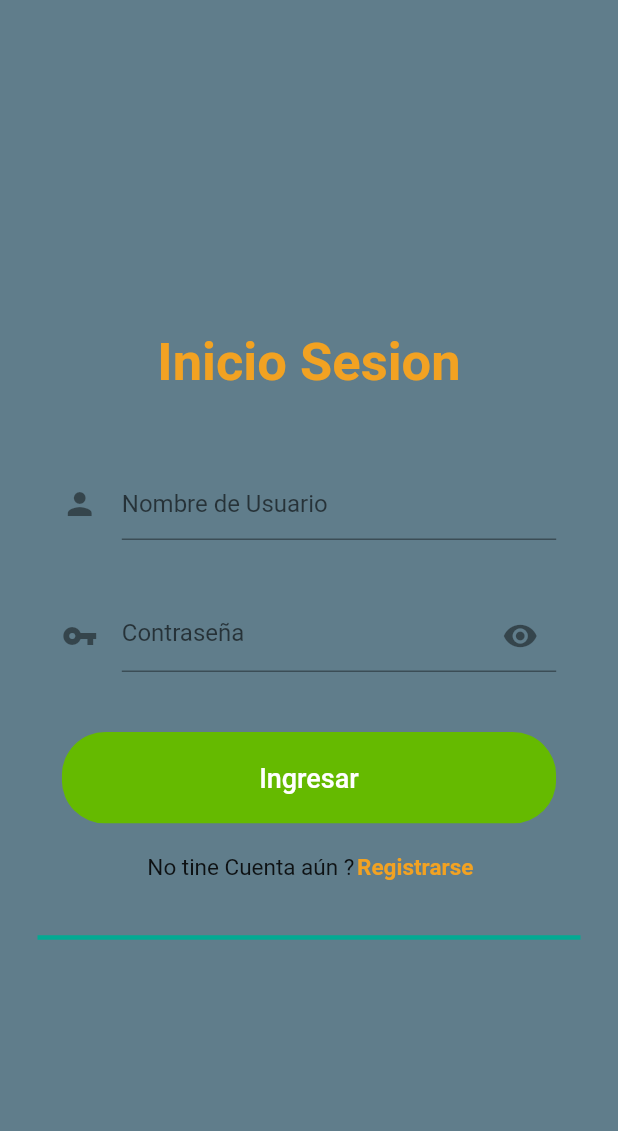
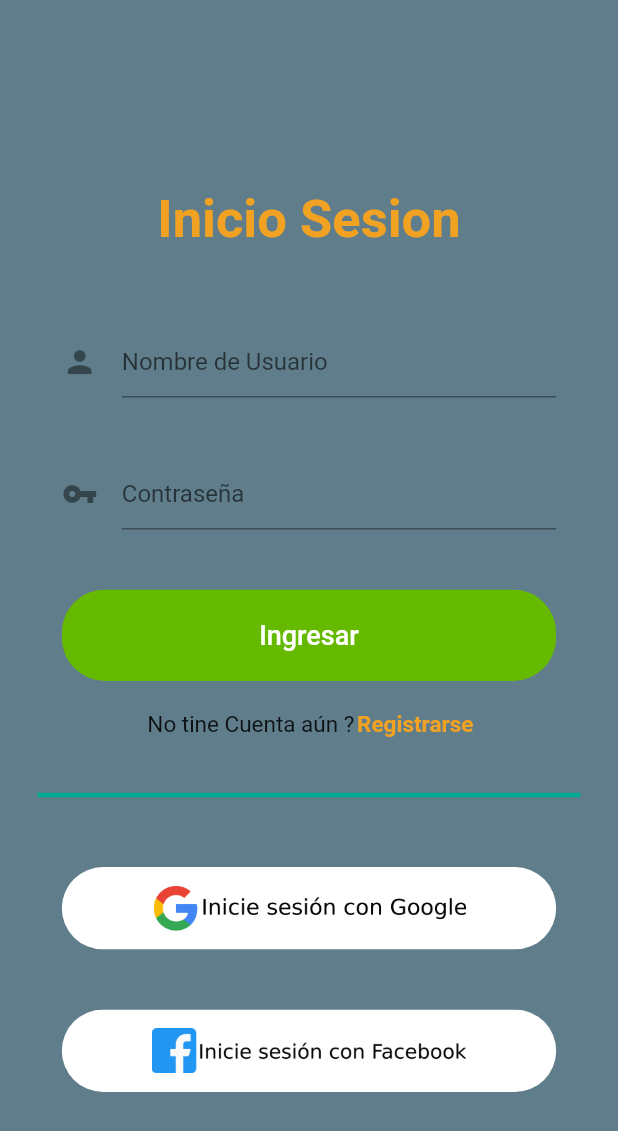
Before and after one commit to nicoSteffolani/Aplicacion-Movil-Reciclaje, a Flutter app: the screen it shows after launch, after a tap on "Login", on a phone screen of 412 x 824 dp. Shown: the top 1131 px of the screen. Run offline on Flutter 3.47's test engine with Material 2 defaults, Android fonts, the phone set to English and light mode, and no system bars; our stand-ins replace flutter_map, latlong.

Commit message:
parte visual del login terminada | correccion en el tipo de botones

```diff
--- a/lib/Constants.dart
+++ b/lib/Constants.dart
@@ -6,3 +6,4 @@ const kColorRojo = Color(0xFFFC006E);
 const kColorVerde = Color(0xFF02AA93);
 const kColorAma = Color(0xFFF2A222);
 const kColorFondo = Colors.blueGrey;
+const kBlanco = Colors.white;
--- a/lib/Objetos/Boton/BotonRedondeadoInicio.dart
+++ b/lib/Objetos/Boton/BotonRedondeadoInicio.dart
@@ -22,12 +22,19 @@ class BotonCircular extends StatelessWidget {
       width: size.width * 0.8,
       child: ClipRRect(
         borderRadius: BorderRadius.circular(29),
-        child: FlatButton(
+        child: TextButton(
+          style: TextButton.styleFrom(
+            backgroundColor: color,
             padding: EdgeInsets.symmetric(vertical: 20, horizontal: 60),
-            color: color,
-            textColor: textColor,
-            onPressed: press,
-            child: Text(text, style: TextStyle(fontSize: 18),)
+          ),
+          onPressed: press,
+          child: Text(
+            text,
+            style: TextStyle(
+              fontSize: 18,
+              color: textColor,
+            ),
+          ),
         ),
       ),
     );
--- a/lib/Objetos/Login/OpcionLoginGF.dart
+++ b/lib/Objetos/Login/OpcionLoginGF.dart
@@ -0,0 +1,67 @@
+import 'package:ecoinclution_proyect/Constants.dart';
+import 'package:flutter/material.dart';
+
+class LoginGF extends StatelessWidget {
+
+  const LoginGF({
+    Key key,
+  }) : super(key: key);
+
+  @override
+  Widget build(BuildContext context) {
+    Size size = MediaQuery.of(context).size;
+    return Column(
+      children: <Widget>[
+        Divider(
+          color: kColorVerde,
+          thickness: 3,
+          indent: 25,
+          endIndent: 25,
+        ),
+        Container(
+          margin: EdgeInsets.symmetric(vertical: 40),
+          width: size.width * 0.8,
+          child: ClipRRect(
+            borderRadius: BorderRadius.circular(29),
+            child: TextButton(
+              style: TextButton.styleFrom(
+                textStyle: TextStyle(
+                  color: kBlanco,
+                ),
+                backgroundColor: kBlanco,
+                padding: EdgeInsets.symmetric(vertical: 10, horizontal: 60),
+              ),
+              onPressed: () {},
+              child: Image(
+                image: AssetImage("assets/images/ISconGoogle.png"),
+                alignment: Alignment.center,
+                height: 35,
+              ),
+            ),
+          ),
+        ),
+        Container(
+          width: size.width * 0.8,
+          child: ClipRRect(
+            borderRadius: BorderRadius.circular(29),
+            child: TextButton(
+              style: TextButton.styleFrom(
+                textStyle: TextStyle(
+                  color: kBlanco,
+                ),
+                backgroundColor: kBlanco,
+                padding: EdgeInsets.symmetric(vertical: 10, horizontal: 60),
+              ),
+              onPressed: () {},
+              child: Image(
+                image: AssetImage("assets/images/ISconFacebook.png"),
+                alignment: Alignment.center,
+                height: 35,
+              ),
+            ),
+          ),
+        ),
+      ],
+    );
+  }
+}
--- a/lib/Objetos/text/textImput.dart
+++ b/lib/Objetos/text/textImput.dart
@@ -6,7 +6,7 @@ class InputText extends StatelessWidget {
   final TextEditingController controler;
   final IconData icono;
 
-  const InputText({
+   InputText({
     Key key,
     this.text,
     this.contra,
@@ -27,16 +27,20 @@ class InputText extends StatelessWidget {
     }
   }
 
+  // validator: (val) => val.length < 6 ? 'Password too short.' : null,
+  // onSaved: (val) => _password = val,
+
+
   Container esContra(Size size) {
     return Container(
       margin: EdgeInsets.symmetric(vertical: 20),
       width: size.width * 0.8,
       child: TextField(
-        obscureText: contra,
+        obscureText: true,
         decoration: InputDecoration(
           hintText: text,
           icon: Icon(icono),
-          suffixIcon: Icon(Icons.visibility),
+            // suffixIcon: Icon(Icons.visibility),
         ),
       ),
     );
@@ -47,7 +51,6 @@ class InputText extends StatelessWidget {
       margin: EdgeInsets.symmetric(vertical: 20),
       width: size.width * 0.8,
       child: TextField(
-        obscureText: contra,
         decoration: InputDecoration(
           hintText: text,
           icon: Icon(icono),
--- a/lib/Pantallas/Welcome/PantallaLogin.dart
+++ b/lib/Pantallas/Welcome/PantallaLogin.dart
@@ -1,14 +1,15 @@
 import 'package:ecoinclution_proyect/Constants.dart';
 import 'package:ecoinclution_proyect/Objetos/Boton/BotonRedondeadoInicio.dart';
+import 'package:ecoinclution_proyect/Objetos/Login/OpcionLoginGF.dart';
 import 'package:ecoinclution_proyect/Objetos/text/textImput.dart';
 import 'package:flutter/material.dart';
+import 'package:flutter/rendering.dart';
 
 class Login extends StatelessWidget{
 
 
   @override
   Widget build(BuildContext context) {
-    Size size = MediaQuery.of(context).size;
     return Scaffold(
       backgroundColor: kColorFondo,
       body: LoginPage()
@@ -28,6 +29,7 @@ class LoginPage extends StatelessWidget {
 
   @override
   Widget build(BuildContext context) {
+    Size size = MediaQuery.of(context).size;
     return Container(
       alignment: Alignment.center,
         child: SingleChildScrollView(
@@ -58,7 +60,7 @@ class LoginPage extends StatelessWidget {
             ),
             BotonCircular(
               color: kColorPrimario,
-              textColor: Colors.white,
+              textColor: kBlanco,
               text: "Ingresar",
               press: () {},
             ),
@@ -89,12 +91,7 @@ class LoginPage extends StatelessWidget {
                 ],
               ),
             ),
-            Divider(
-              color: kColorVerde,
-              thickness: 3,
-              indent: 25,
-              endIndent: 25,
-            ),
+            LoginGF(),
           ],
         ),
       ),
--- a/pubspec.yaml
+++ b/pubspec.yaml
@@ -49,7 +49,7 @@ flutter:
   # To add assets to your application, add an assets section, like this:
   assets:
     - assets/images/
-    - assets/icons/
+    #- assets/icons/
 
   # An image asset can refer to one or more resolution-specific "variants", see
   # https://flutter.dev/assets-and-images/#resolution-aware.
```
Also changed, not shown: assets/images/ISconFacebook.png (added), assets/images/ISconGoogle.png (added). Lines whose indentation alone changed are shown as unchanged.
